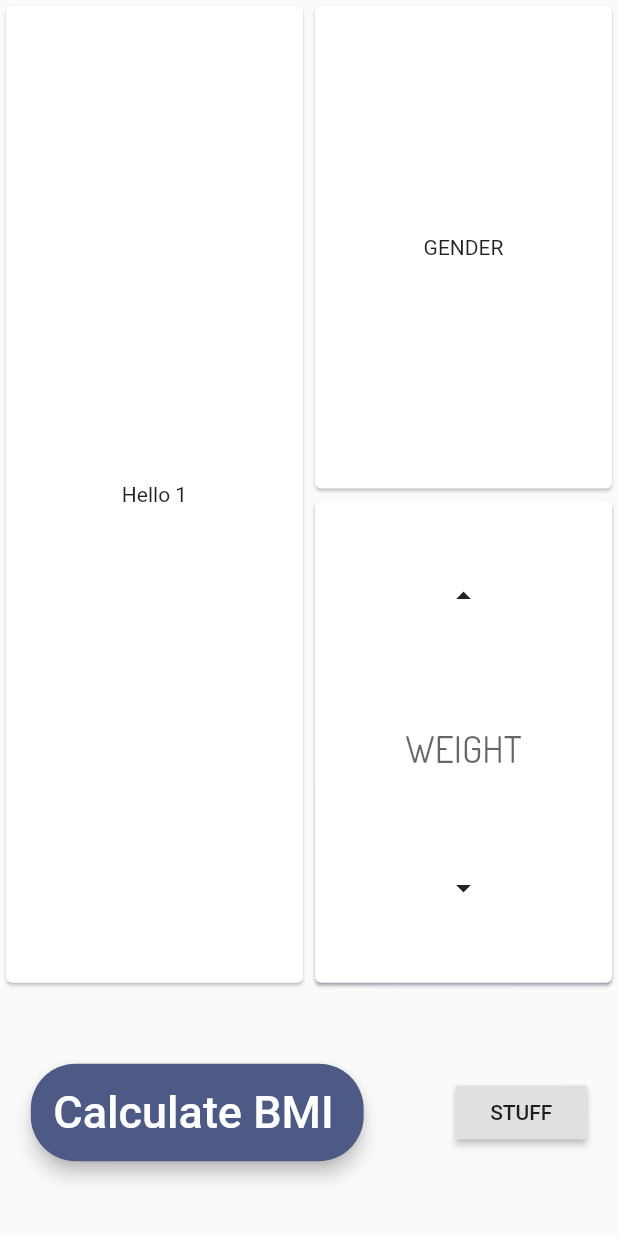
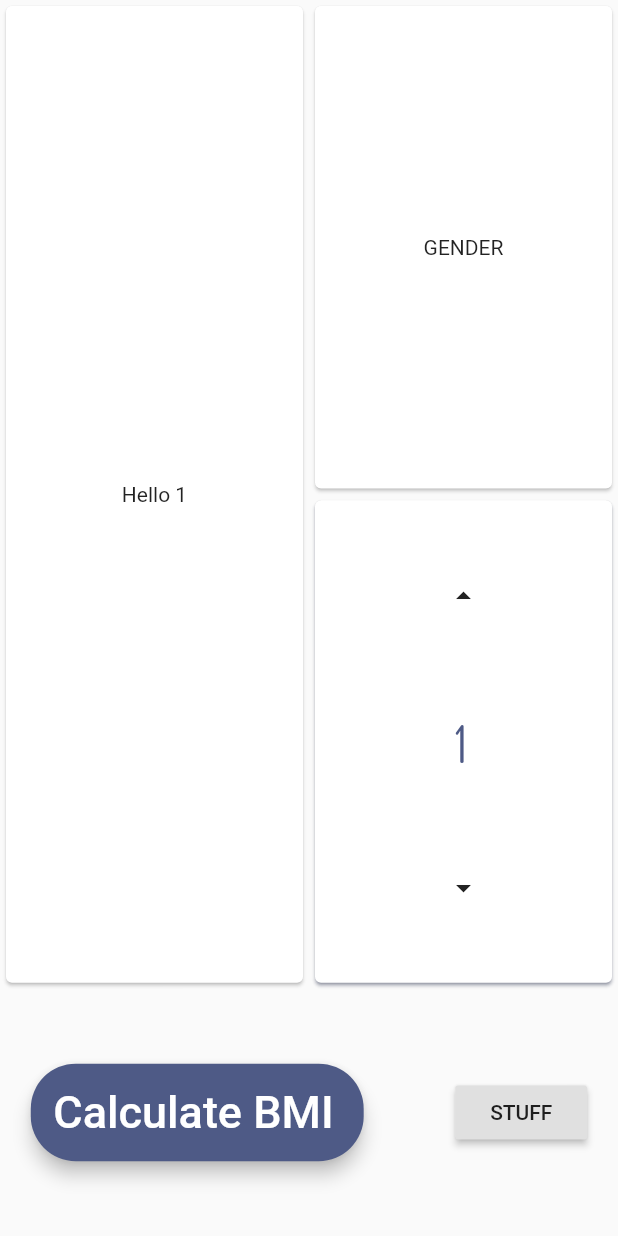
Before and after one commit to tijojose27/bmicalculator, a Flutter app: the BMIPage screen opened directly, after a tap on the "arrow drop up" icon, on a phone screen of 412 x 824 dp. Run offline on Flutter 3.47's test engine with Material 2 defaults, Android fonts, the phone set to English and light mode, and no system bars; our stand-ins replace flutter_svg.

```diff
--- a/lib/Pages/BMICalcPage.dart
+++ b/lib/Pages/BMICalcPage.dart
@@ -1,3 +1,5 @@
+import 'dart:async';
+
 import 'package:bmicalculator/Const/images.dart';
 import 'package:flutter/material.dart';
 import 'package:flutter/services.dart';
@@ -24,7 +26,7 @@ class BMIWidget extends StatelessWidget {
                 child: Column(
               children: <Widget>[
                 Expanded(child: _tempCard("GENDER")),
-                Expanded(child: _WeigthCard("HEIGHT")),
+                Expanded(child: weightCard())
               ],
             ))
           ],
@@ -91,44 +93,56 @@ Widget _bmiCalculateBtn(BuildContext context) {
           ]));
 }
 
-Widget _bmiInputs(BuildContext context) {
+class _stuff extends StatelessWidget {
+  @override
+  Widget build(BuildContext context) {
     return Container(
-    alignment: Alignment.center,
-    height: MediaQuery.of(context).size.height,
-    width: double.infinity,
-    child: Text("Inputs"),
-    color: Colors.green,
+      child: Text("STate"),
     );
   }
-
-Widget _tempCard(String label) {
-  return Card(
-    child: Container(
-      alignment: Alignment.center,
-      child: Text(label),
-    ),
-  );
 }
 
-Widget _HeightCard(String label) {
-  return Container(
-    margin: EdgeInsets.all(10),
-    alignment: Alignment.centerLeft,
-    decoration: BoxDecoration(
-      color: Colors.white,
-      borderRadius: BorderRadius.circular(10.0),
-      boxShadow: [
-        BoxShadow(
-          color: Colors.black38,
-          blurRadius: 10.0,
-          offset: Offset(0, 2),
-        ),
-      ],
-    ),
+class weightCard extends StatefulWidget {
+  @override
+  _weightCardState createState() => _weightCardState();
+}
+
+class _weightCardState extends State<weightCard> {
+  int weight = 0;
+  var _controller = TextEditingController();
+  Timer timer;
+
+  @override
+  Widget build(BuildContext context) {
+    return Card(
+      shadowColor: mainColor(),
+      child: Column(
+        crossAxisAlignment: CrossAxisAlignment.stretch,
+        mainAxisAlignment: MainAxisAlignment.spaceEvenly,
+        children: <Widget>[
+          Flexible(
+              flex: 1,
+              child: FlatButton(
+                shape: RoundedRectangleBorder(
+                    borderRadius: BorderRadius.circular(120.0)),
+                onPressed: () {
+                  setState(() {
+                    var currWeight = weight + 1;
+                    if (currWeight < 1000) {
+                      weight = currWeight;
+                      _controller.text = currWeight.toString();
+                    }
+                  });
+                },
+                child: Icon(Icons.arrow_drop_up),
+              )),
+          Flexible(
+            flex: 4,
             child: TextField(
+              controller: _controller,
               textAlign: TextAlign.center,
               decoration: InputDecoration(
-          hintText: "WEIGTH",
+                  hintText: "WEIGHT",
                   hintStyle: TextStyle(fontSize: 25),
                   counterText: "",
                   border: InputBorder.none),
@@ -137,26 +151,40 @@ Widget _HeightCard(String label) {
               inputFormatters: <TextInputFormatter>[
                 WhitelistingTextInputFormatter.digitsOnly,
               ],
-      style: TextStyle(color: mainColor(), fontSize: 35, fontFamily: 'Dosis'),
+              style: TextStyle(
+                  color: mainColor(), fontSize: 35, fontFamily: 'Dosis'),
+            ),
+          ),
+          Flexible(
+              flex: 1,
+              child: FlatButton(
+                onPressed: () {
+                  var currWeight = weight - 1;
+                  if (currWeight >= 0) {
+                    weight = currWeight;
+                    _controller.text = currWeight.toString();
+                  }
+                },
+                onLongPress: () {
+                  Timer.periodic(Duration(milliseconds: 1000), (timer) {
+                    setState(() {
+                      var currWeight = weight - 1;
+                      if (currWeight >= 0) {
+                        weight = currWeight;
+                        _controller.text = currWeight.toString();
+                      }
+                    });
+                  });
+                },
+                child: Icon(Icons.arrow_drop_down),
+              ))
+        ],
       ),
     );
   }
+}
 
 Widget _WeigthCard(String label) {
-//  return Container(
-//    margin: EdgeInsets.all(10),
-//    alignment: Alignment.centerLeft,
-//    decoration: BoxDecoration(
-//      color: Colors.white,
-//      borderRadius: BorderRadius.circular(10.0),
-//      boxShadow: [
-//        BoxShadow(
-//          color: Colors.black38,
-//          blurRadius: 10.0,
-//          offset: Offset(0, 2),
-//        ),
-//      ],
-//    ),
   return Card(
     shadowColor: mainColor(),
     child: Column(
@@ -197,3 +225,54 @@ Widget _WeigthCard(String label) {
     ),
   );
 }
+
+Widget _HeightCard(String label) {
+  return Container(
+    margin: EdgeInsets.all(10),
+    alignment: Alignment.centerLeft,
+    decoration: BoxDecoration(
+      color: Colors.white,
+      borderRadius: BorderRadius.circular(10.0),
+      boxShadow: [
+        BoxShadow(
+          color: Colors.black38,
+          blurRadius: 10.0,
+          offset: Offset(0, 2),
+        ),
+      ],
+    ),
+    child: TextField(
+      textAlign: TextAlign.center,
+      decoration: InputDecoration(
+          hintText: "WEIGTH",
+          hintStyle: TextStyle(fontSize: 25),
+          counterText: "",
+          border: InputBorder.none),
+      maxLength: 3,
+      keyboardType: TextInputType.phone,
+      inputFormatters: <TextInputFormatter>[
+        WhitelistingTextInputFormatter.digitsOnly,
+      ],
+      style: TextStyle(color: mainColor(), fontSize: 35, fontFamily: 'Dosis'),
+    ),
+  );
+}
+
+Widget _bmiInputs(BuildContext context) {
+  return Container(
+    alignment: Alignment.center,
+    height: MediaQuery.of(context).size.height,
+    width: double.infinity,
+    child: Text("Inputs"),
+    color: Colors.green,
+  );
+}
+
+Widget _tempCard(String label) {
+  return Card(
+    child: Container(
+      alignment: Alignment.center,
+      child: Text(label),
+    ),
+  );
+}
```
Also changed, not shown: lib/Const/images.dart (+8 -0 lines). Lines whose indentation alone changed are shown as unchanged.
